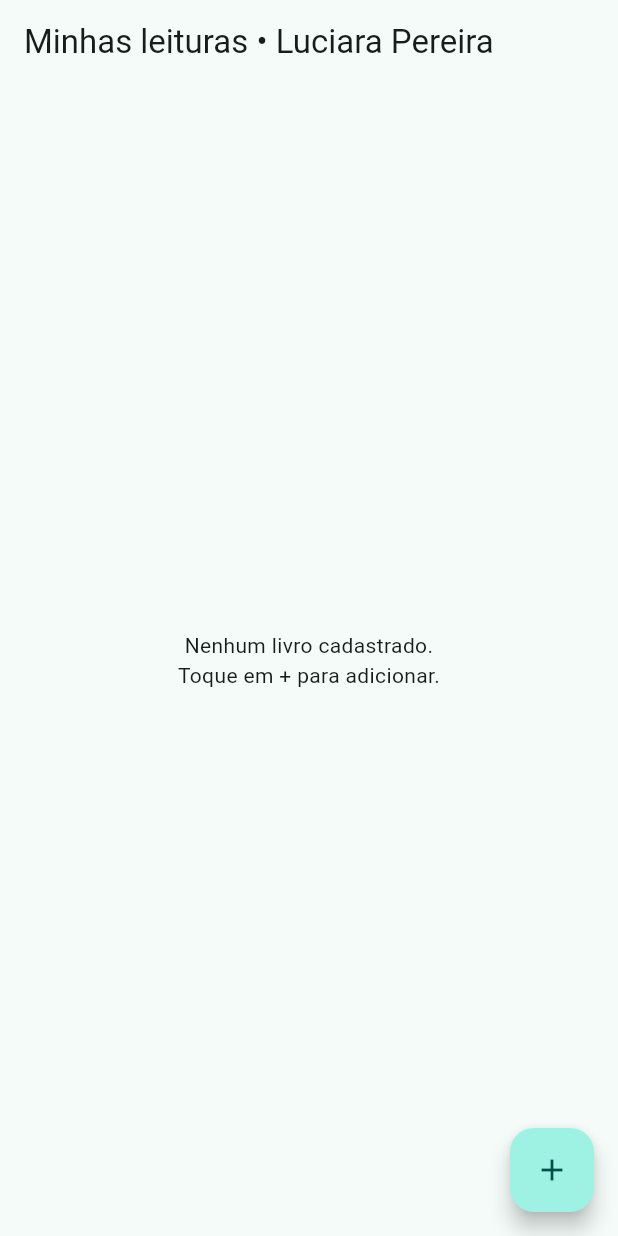
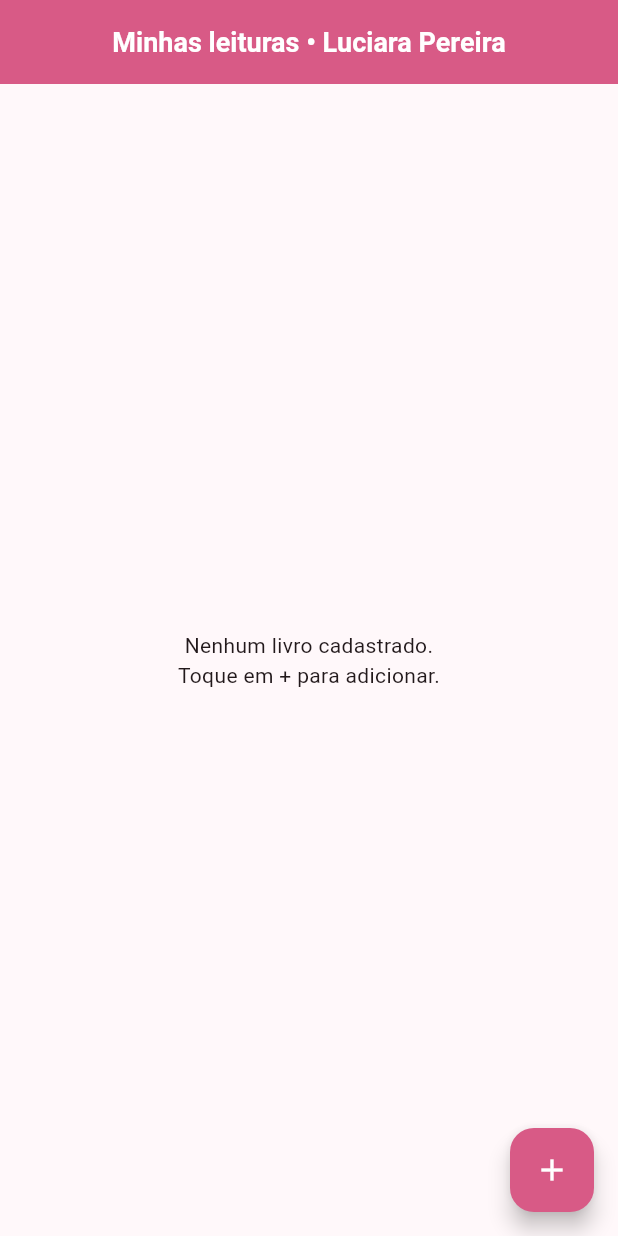
Before and after one commit to LuciaraPereira/organiza_leituras, a Flutter app: the screen it shows after launch, on a phone screen of 412 x 824 dp. Run offline on Flutter 3.47's test engine with Material 3 defaults, Android fonts, the phone set to English and light mode, and no system bars; our stand-ins replace shared_preferences.

Commit message:
Atualiza cores do aplicativo

```diff
--- a/lib/main.dart
+++ b/lib/main.dart
@@ -8,16 +8,68 @@ void main() {
 }
 
 class MyApp extends StatelessWidget {
-  MyApp({super.key});
+  const MyApp({super.key});
 
   @override
   Widget build(BuildContext context) {
+    const rosaPrincipal = Color(0xFFD85A86);
+    const rosaClaro = Color(0xFFFFE5EE);
+    const fundoClaro = Color(0xFFFFF8FA);
+    const vinho = Color(0xFF71344C);
+
     return MaterialApp(
       title: 'Organiza Leituras',
       debugShowCheckedModeBanner: false,
       theme: ThemeData(
+        useMaterial3: true,
         colorScheme: ColorScheme.fromSeed(
-          seedColor: Colors.teal,
+          seedColor: rosaPrincipal,
+          primary: rosaPrincipal,
+          secondary: vinho,
+          surface: fundoClaro,
+        ),
+        scaffoldBackgroundColor: fundoClaro,
+        appBarTheme: const AppBarTheme(
+          backgroundColor: rosaPrincipal,
+          foregroundColor: Colors.white,
+          centerTitle: true,
+          titleTextStyle: TextStyle(
+            color: Colors.white,
+            fontSize: 18,
+            fontWeight: FontWeight.bold,
+          ),
+        ),
+        cardTheme: CardThemeData(
+          color: rosaClaro,
+          elevation: 2,
+          shape: RoundedRectangleBorder(
+            borderRadius: BorderRadius.circular(12),
+          ),
+        ),
+        floatingActionButtonTheme: const FloatingActionButtonThemeData(
+          backgroundColor: rosaPrincipal,
+          foregroundColor: Colors.white,
+        ),
+        elevatedButtonTheme: ElevatedButtonThemeData(
+          style: ElevatedButton.styleFrom(
+            backgroundColor: rosaPrincipal,
+            foregroundColor: Colors.white,
+            padding: const EdgeInsets.symmetric(vertical: 14),
+          ),
+        ),
+        inputDecorationTheme: InputDecorationTheme(
+          filled: true,
+          fillColor: Colors.white,
+          border: OutlineInputBorder(
+            borderRadius: BorderRadius.circular(10),
+          ),
+          focusedBorder: OutlineInputBorder(
+            borderRadius: BorderRadius.circular(10),
+            borderSide: const BorderSide(
+              color: rosaPrincipal,
+              width: 2,
+            ),
+          ),
         ),
       ),
       home: const TelaInicial(),
```
